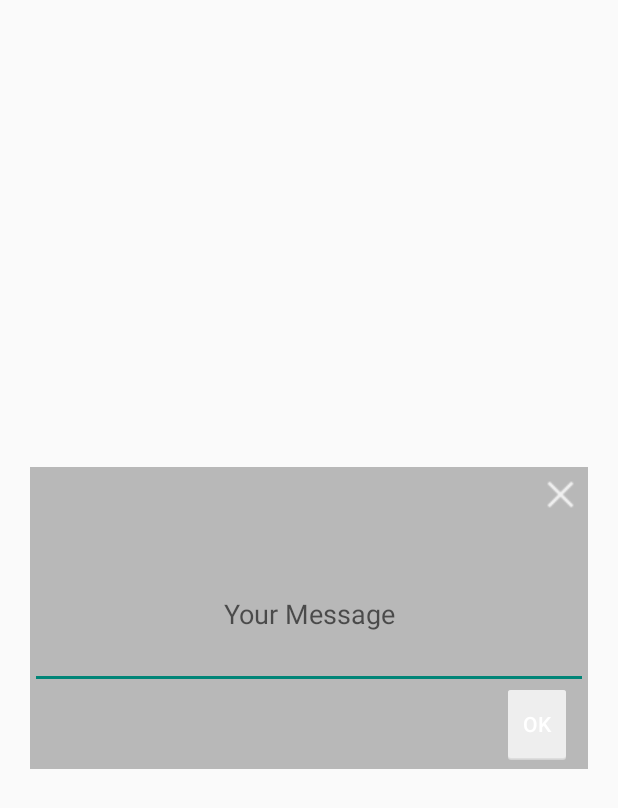
After one commit to v-b-r/telugubeats_android, an Android app: the layout input_prompt.xml on its own in the app's theme, with its tools: preview values and no code run, on a phone screen of 412 x 824 dp. The commit adds this screen. Shown: the top 808 px of the screen. Run offline under Robolectric (Android 15) with nearby library versions, the phone set to English and light mode, and no system bars.

```diff
--- a/app/src/main/java/com/appsandlabs/telugubeats/models/User.java
+++ b/app/src/main/java/com/appsandlabs/telugubeats/models/User.java
@@ -8,7 +8,7 @@ import java.util.List;
  * Created by abhinav on 10/3/15.
  */
 public class User extends BaseModel{
-        private String name;
+        public String name;
         public String device_id;
         public String email_id;
         public String picture_url;
--- /dev/null
+++ b/app/src/main/res/layout/input_prompt.xml
@@ -0,0 +1,66 @@
+<?xml version="1.0" encoding="utf-8"?>
+<LinearLayout xmlns:android="http://schemas.android.com/apk/res/android"
+    android:id="@+id/LinearLayout1"
+    android:layout_width="match_parent"
+    android:layout_height="wrap_content"
+    android:layout_gravity="center"
+    android:layout_margin="20dp"
+    android:background="@color/translucent_black"
+    android:gravity="center"
+    android:orientation="vertical" >
+
+    <FrameLayout
+        android:id="@+id/wrap_3"
+        android:layout_width="match_parent"
+        android:layout_height="wrap_content" >
+
+        <ImageView
+            android:id="@+id/close_button"
+            android:layout_width="30dp"
+            android:layout_height="30dp"
+            android:layout_gravity="right"
+            android:layout_marginRight="3dp"
+            android:layout_marginTop="3dp"
+            android:scaleType="fitXY"
+            android:src="@drawable/ic_action_remove" />
+
+        <TextView
+            android:id="@+id/title"
+            android:layout_width="match_parent"
+            android:layout_height="wrap_content"
+            android:layout_marginBottom="15dp"
+            android:gravity="center"
+            android:padding="5dp"
+            android:textColor="@color/less_white"
+            android:textSize="16sp"
+            android:textStyle="bold"
+            android:typeface="normal" />
+    </FrameLayout>
+	<EditText
+    	    android:id="@+id/messageContent"
+    	    android:layout_width="match_parent"
+    	    android:layout_height="wrap_content"
+    	    android:layout_gravity="center_horizontal"
+    	    android:autoLink="web"
+    	    android:contentDescription="message"
+    	    android:textColor="@color/less_white"
+    	    android:gravity="center"
+    	    android:hint="Your Message"
+    	    android:linksClickable="true"
+    		android:inputType="textMultiLine"
+    	    android:maxLength="500"
+    	    android:maxLines="5"
+    	    android:minHeight="100dp" />
+
+	<Button
+	    android:id="@+id/ok_button"
+	    style="?android:attr/buttonStyleSmall"
+	    android:layout_width="wrap_content"
+	    android:layout_height="wrap_content"
+	    android:layout_gravity="right"
+	    android:layout_marginBottom="5dp"
+	    android:layout_marginRight="10dp"
+	    android:background="@drawable/card"
+	    android:text="OK" />
+
+</LinearLayout>
--- a/app/src/main/res/values/styles.xml
+++ b/app/src/main/res/values/styles.xml
@@ -6,5 +6,9 @@
         <item name="android:textColor">@android:color/white</item>
     </style>
 
-
+    <style name="CustomDialogTheme3" parent="@android:style/Theme.Dialog">
+        <item name="android:windowBackground">@color/transparent</item>
+        <item name="android:windowIsFloating">false</item>
+        <item name="android:windowNoTitle">true</item>
+    </style>
 </resources>
```
Also changed, not shown: app/src/main/java/com/appsandlabs/telugubeats/TeluguBeatsApp.java (+46 -1 lines), app/src/main/java/com/appsandlabs/telugubeats/activities/MainActivity.java (+9 -2 lines), app/src/main/java/com/appsandlabs/telugubeats/fragments/CurrentSongAndEventsFragment.java (+43 -5 lines), app/src/main/java/com/appsandlabs/telugubeats/helpers/ServerCalls.java (+29 -13 lines), app/src/main/java/com/appsandlabs/telugubeats/helpers/UiUtils.java (+35 -0 lines), app/src/main/java/com/appsandlabs/telugubeats/models/Event.java (+7 -1 lines), app/src/main/java/com/appsandlabs/telugubeats/models/InitData.java (+7 -0 lines), app/src/main/java/com/appsandlabs/telugubeats/models/Poll.java (+27 -0 lines), app/src/main/java/com/appsandlabs/telugubeats/widgets/PollsListView.java (+8 -0 lines), app/src/main/res/layout/events_and_song_fragment_layout.xml (+6 -10 lines), app/src/main/res/layout/poll_item_view.xml (+4 -3 lines).
